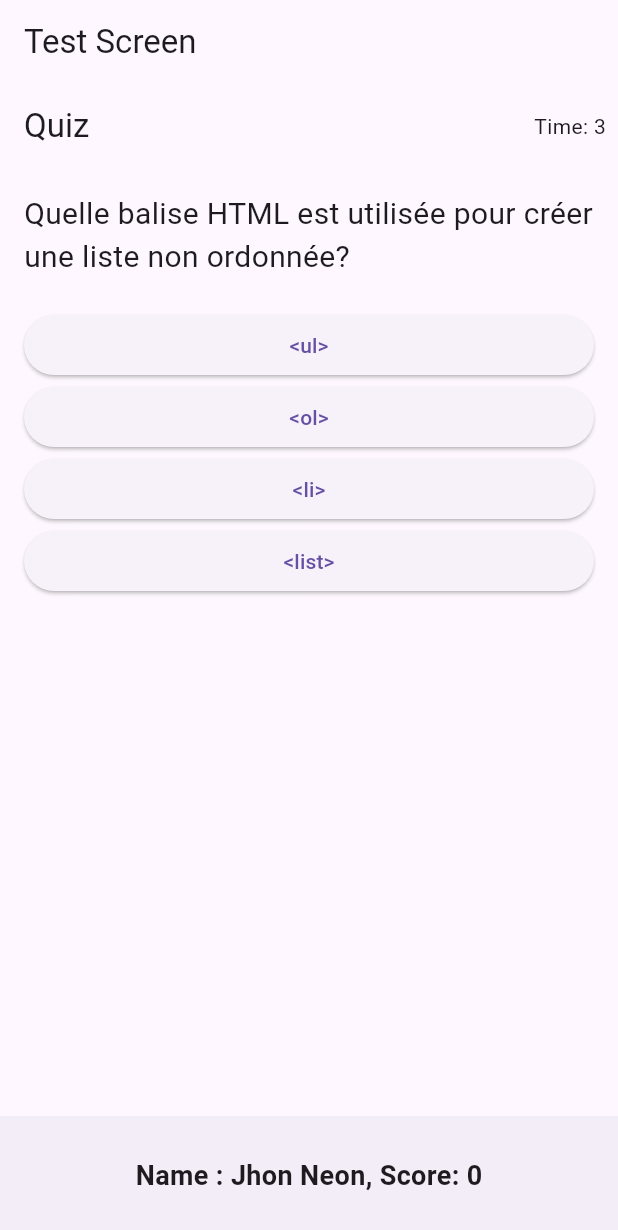
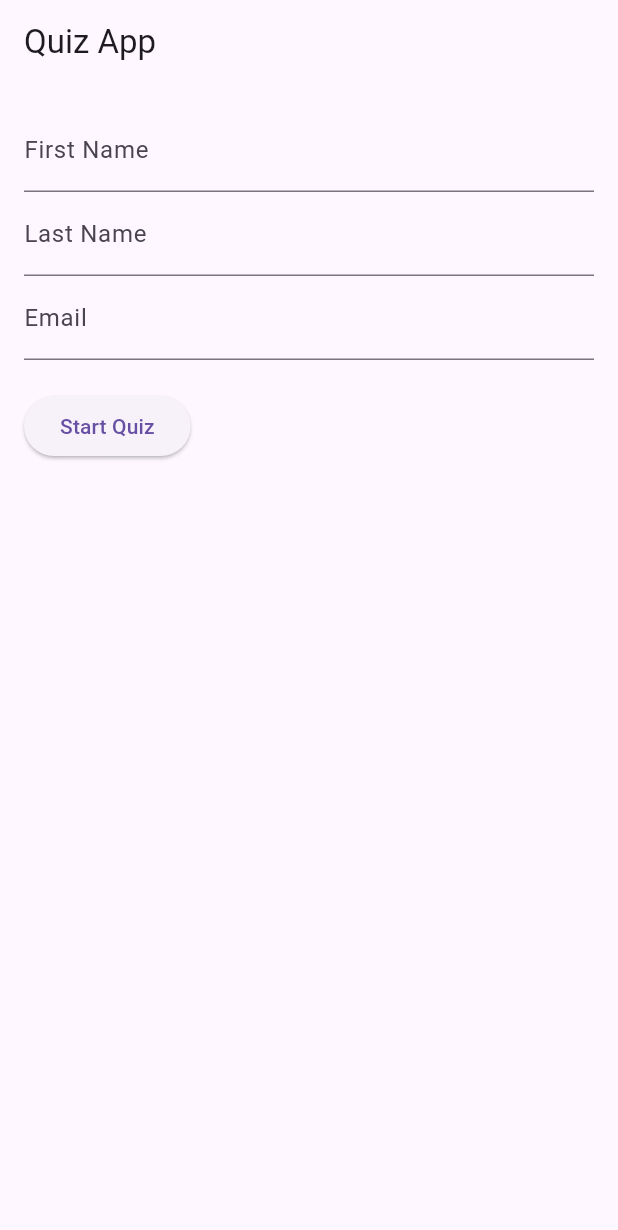
Before and after one commit to OumarKh/QuizApp, a Flutter app: the screen it shows after launch, on a phone screen of 412 x 824 dp. Shown: the top 1230 px of the screen. Run offline on Flutter 3.47's test engine with Material 3 defaults, Android fonts, the phone set to English and light mode, and no system bars; accounts and stored records are empty.

Commit message:
"added a homepage"

```diff
--- a/lib/main.dart
+++ b/lib/main.dart
@@ -1,5 +1,5 @@
 import 'package:flutter/material.dart';
-import 'package:quiz_app/screens/test_screen.dart'; // Import your TestScreen
+import 'package:quiz_app/screens/home_screen.dart'; // Import your TestScreen
 
 void main() {
   runApp(MyApp());
@@ -12,9 +12,11 @@ class MyApp extends StatelessWidget {
       debugShowCheckedModeBanner: false,
       title: 'Quiz App',
       theme: ThemeData(
-        primarySwatch: Colors.blue,
+        primarySwatch: Colors.yellow,
+        bottomSheetTheme:
+        const BottomSheetThemeData(backgroundColor: Colors.transparent),
       ),
-      home: TestScreen(), // Navigate to the test screen
+      home: HomePage(), // Navigate to the test screen
     );
   }
 }
--- /dev/null
+++ b/lib/screens/home_screen.dart
@@ -0,0 +1,96 @@
+import 'package:flutter/material.dart';
+import 'package:quiz_app/screens/quiz_screen.dart';
+
+class HomePage extends StatefulWidget {
+  @override
+  _HomePageState createState() => _HomePageState();
+}
+
+class _HomePageState extends State<HomePage> {
+  late TextEditingController _f_nameController;
+  late TextEditingController _l_nameController;
+  late TextEditingController _emailController;
+
+  @override
+  void initState() {
+    super.initState();
+    _f_nameController = TextEditingController();
+    _l_nameController = TextEditingController();
+    _emailController = TextEditingController();
+  }
+
+  @override
+  void dispose() {
+    _f_nameController.dispose();
+    _l_nameController.dispose();
+    _emailController.dispose();
+    super.dispose();
+  }
+
+  void _startQuiz(BuildContext context) {
+    final String f_name = _f_nameController.text;
+    final String l_name = _l_nameController.text;
+    final String email = _emailController.text;
+
+    if (f_name.isNotEmpty && l_name.isNotEmpty && email.isNotEmpty) {
+      Navigator.push(
+        context,
+        MaterialPageRoute(
+          builder: (context) => TestScreen(
+            f_name: f_name,
+            l_name: l_name,
+            email: email,
+          ),
+        ),
+      );
+    } else {
+      showDialog(
+        context: context,
+        builder: (context) => AlertDialog(
+          title: Text('Missing Information'),
+          content: Text('Please fill in all fields to start the quiz.'),
+          actions: <Widget>[
+            TextButton(
+              onPressed: () => Navigator.pop(context),
+              child: Text('OK'),
+            ),
+          ],
+        ),
+      );
+    }
+  }
+
+  @override
+  Widget build(BuildContext context) {
+    return Scaffold(
+      appBar: AppBar(
+        title: Text('Quiz App'),
+      ),
+      body: Padding(
+        padding: const EdgeInsets.all(16.0),
+        child: Column(
+          crossAxisAlignment: CrossAxisAlignment.start,
+          children: [
+            TextField(
+              controller: _f_nameController,
+              decoration: InputDecoration(labelText: 'First Name'),
+            ),
+            TextField(
+              controller: _l_nameController,
+              decoration: InputDecoration(labelText: 'Last Name'),
+            ),
+            TextField(
+              controller: _emailController,
+              decoration: InputDecoration(labelText: 'Email'),
+            ),
+            SizedBox(height: 20),
+            ElevatedButton(
+              onPressed: () => _startQuiz(context),
+              child: Text('Start Quiz'),
+            ),
+          ],
+        ),
+      ),
+    );
+  }
+}
--- a/lib/screens/test_screen.dart
+++ b/lib/screens/quiz_screen.dart
@@ -7,6 +7,17 @@ import 'package:quiz_app/screens/result_screen.dart'; //importing the result scr
 
 
 class TestScreen extends StatefulWidget {
+
+  final String f_name ;
+  final String l_name ;
+  final String email ;
+
+  TestScreen({
+    required this.f_name,
+    required this.l_name,
+    required this.email
+  });
+
   @override
   _TestScreenState createState() => _TestScreenState();
 }
@@ -18,7 +29,7 @@ class _TestScreenState extends State<TestScreen> {
   @override
   void initState() {
     super.initState();
-    user = User(f_name: "Jhon", l_name: "Neon", email: "john@example.com");
+    user = User(f_name: widget.f_name, l_name: widget.l_name, email: widget.email);
     loadQuestions();
   }
   //loading the question from the json file
--- a/pubspec.yaml
+++ b/pubspec.yaml
@@ -11,12 +11,14 @@ dependencies:
     sdk: flutter
   intl: any
 
+
 dev_dependencies:
   flutter_test:
     sdk: flutter
   flutter_lints: ^3.0.1
   sqflite: ^2.0.0+4
-  path_provider: ^2.0.2
+  path_provider: ^2.0.9
+
 
 flutter:
   uses-material-design: true
```
Also changed, not shown: lib/db/database_helper.dart (deleted, +0 -62 lines), pubspec.lock.
